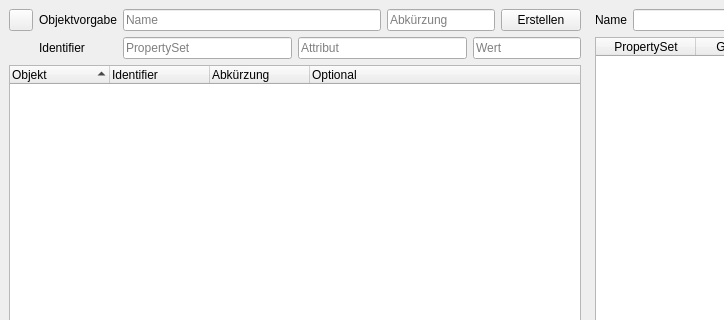
Qt form som_gui/module/main_window/qt/MainWindow.ui (c-mellueh/SOM-Toolkit) before a commit; both pictures show x 0 to 724 and y 0 to 320 of the 1254 by 710 pixel window.
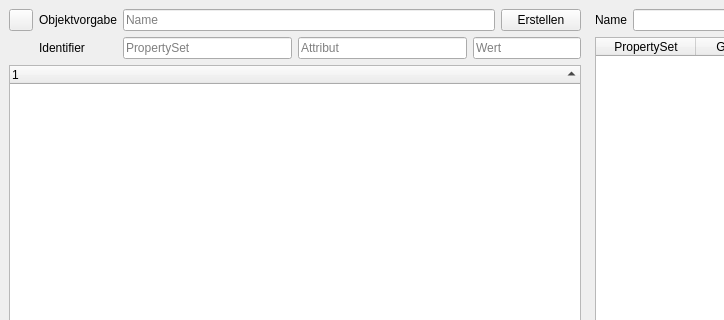
The same form after that commit. Custom widgets are drawn as their Qt base class.

Commit message: create column_initializing

Diff of the .ui file:
```diff
--- a/som_gui/module/main_window/qt/MainWindow.ui
+++ b/som_gui/module/main_window/qt/MainWindow.ui
@@ -70,22 +70,6 @@
               </property>
              </widget>
             </item>
-            <item>
-             <widget class="QLineEdit" name="line_edit_abbreviation">
-              <property name="sizePolicy">
-               <sizepolicy hsizetype="Minimum" vsizetype="Fixed">
-                <horstretch>0</horstretch>
-                <verstretch>0</verstretch>
-               </sizepolicy>
-              </property>
-              <property name="toolTip">
-               <string>&lt;html&gt;&lt;head/&gt;&lt;body&gt;&lt;p&gt;die Abkürzung ist relevant für die Bauwerksstruktur.&lt;br/&gt;Sie sollte zwischen 1-10 Zeichen Lang sein und darf nur einmal vorkommen.&lt;/p&gt;&lt;/body&gt;&lt;/html&gt;</string>
-              </property>
-              <property name="placeholderText">
-               <string>Abkürzung</string>
-              </property>
-             </widget>
-            </item>
            </layout>
           </item>
           <item row="1" column="2">
@@ -251,26 +235,6 @@
           <attribute name="headerShowSortIndicator" stdset="0">
            <bool>true</bool>
           </attribute>
-          <column>
-           <property name="text">
-            <string>Objekt</string>
-           </property>
-          </column>
-          <column>
-           <property name="text">
-            <string>Identifier</string>
-           </property>
-          </column>
-          <column>
-           <property name="text">
-               <string>Abkürzung</string>
-           </property>
-          </column>
-          <column>
-           <property name="text">
-            <string>Optional</string>
-           </property>
-          </column>
          </widget>
         </item>
        </layout>
```
Left out of the diff: 3 changed lines with no effect on the pictures. The commit also changes 7 other files.
